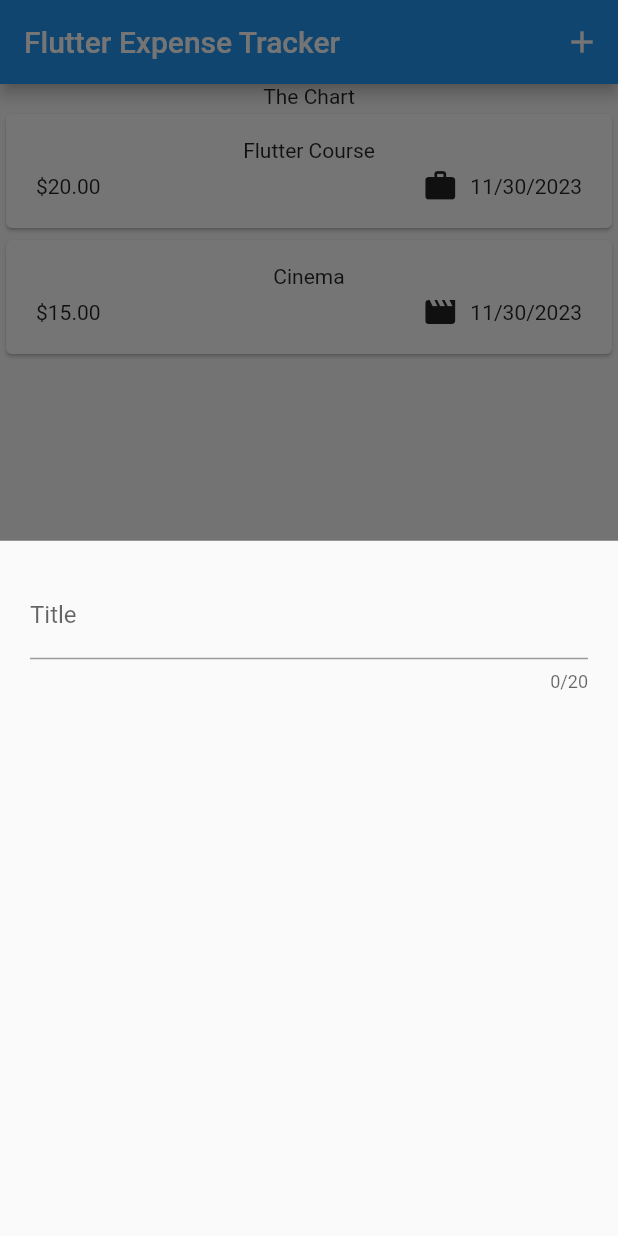
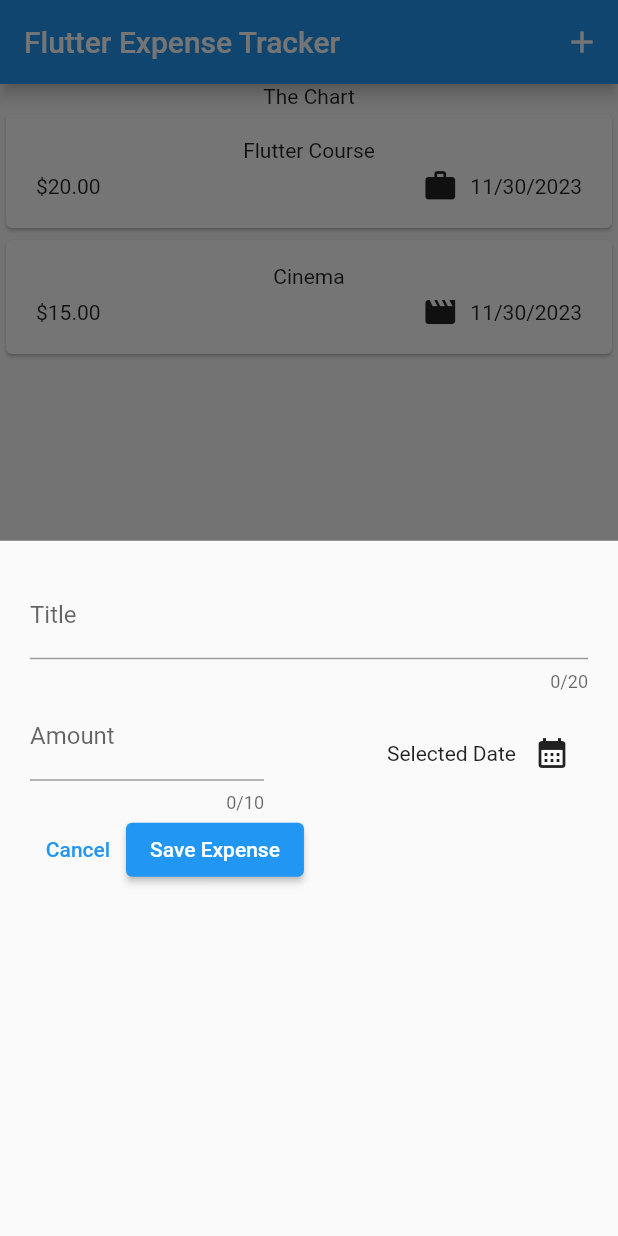
Before and after one commit to ayomidejoshua72/Expenses-Tracker, a Flutter app: the screen it shows after launch, after a tap on the "add" icon, on a phone screen of 412 x 824 dp. Run offline on Flutter 3.47's test engine with Material 2 defaults, Android fonts, the phone set to English and light mode, and no system bars.

Commit message:
adding the features and basic function

```diff
--- a/lib/widget/new_expense.dart
+++ b/lib/widget/new_expense.dart
@@ -8,17 +8,82 @@ class NewExpense extends StatefulWidget {
 }
 
 class _NewExpenseState extends State<NewExpense> {
+  final _titleController = TextEditingController();
+  final _amountController = TextEditingController();
+
+
+  @override
+  void dispose() {
+    _titleController.dispose();
+    _amountController.dispose();
+    super.dispose();
+  }
+
   @override
   Widget build(BuildContext context) {
-    return const Padding(
-      padding: EdgeInsets.all(20),
-    child: Column(children: [
-      TextField(
-        maxLength: 20,
-        decoration: InputDecoration(
-          label: Text("Title"),
-        ),
+    return Padding(
+      padding: const EdgeInsets.all(20),
+      child: Column(
+        children: [
+          TextField(
+            controller: _titleController,
+            maxLength: 20,
+            decoration: const InputDecoration(
+              label: Text("Title"),
+            ),
+          ),
+          Row(
+            children: [
+              Expanded(
+                child: TextField(
+                  controller: _amountController,
+                  keyboardType: TextInputType.number,
+                  maxLength: 10,
+                  decoration: const InputDecoration(
+                    prefixText: "\$",
+                    label: Text("Amount"),
+                  ),
+                ),
+              ),
+              const SizedBox(
+                width: 60,
+              ),
+              Expanded(
+                child: Row(
+                  mainAxisAlignment: MainAxisAlignment.end,
+                  crossAxisAlignment: CrossAxisAlignment.center,
+                  children: [
+                    const Text("Selected Date"),
+                    IconButton(
+                      onPressed: () {},
+                      icon: const Icon(
+                        Icons.calendar_month,
+                      ),
+                    ),
+                  ],
+                ),
+              )
+            ],
+          ),
+          Row(
+            children: [
+              TextButton(
+                onPressed: () {
+                  Navigator.pop(context);
+                },
+                child: const Text("Cancel"),
+              ),
+              ElevatedButton(
+                onPressed: () {
+                  print(_titleController.text);
+                  print(_amountController.text);
+                },
+                child: const Text("Save Expense"),
+              )
+            ],
+          )
+        ],
       ),
-    ]),);
+    );
   }
 }
```
